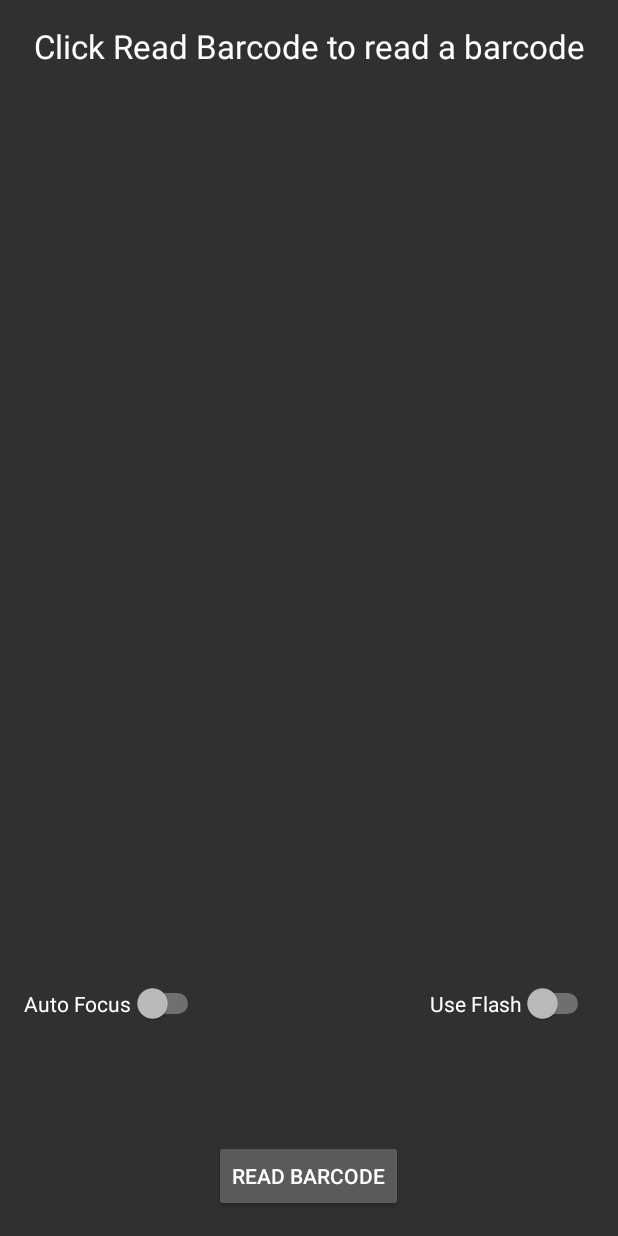
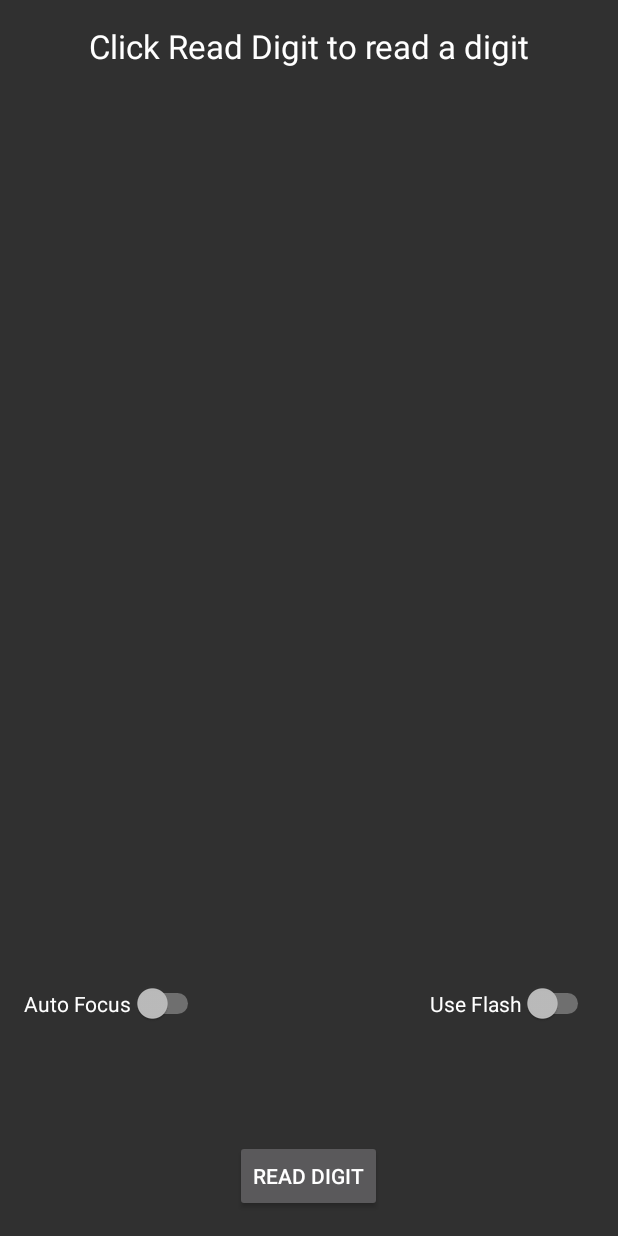
Before and after one commit to KazankovMarch/DigitReader, an Android app: the screen it shows after launch (MainActivity), on a phone screen of 412 x 824 dp. Run offline under Robolectric (Android 15) with nearby library versions, the phone set to English and light mode, and no system bars.

Commit message:
Digit stub

```diff
--- a/app/build.gradle
+++ b/app/build.gradle
@@ -19,9 +19,9 @@ android {
     }
 }
 
+
 dependencies {
     implementation 'com.android.support:support-annotations:28.0.0'
-
     implementation fileTree(dir: 'libs', include: ['*.jar'])
     implementation 'com.android.support:support-v4:24.2.0'
     // Important - the CameraSource implementation in this project requires version 8.1 or higher.
--- a/app/src/main/AndroidManifest.xml
+++ b/app/src/main/AndroidManifest.xml
@@ -32,7 +32,7 @@
             </intent-filter>
         </activity>
 
-        <activity android:name=".BarcodeCaptureActivity"
+        <activity android:name=".DigitCaptureActivity"
             android:label="Read Barcode"/>
     </application>
 
--- a/app/src/main/java/ru/akazankov/digitreader/MainActivity.java
+++ b/app/src/main/java/ru/akazankov/digitreader/MainActivity.java
@@ -25,11 +25,10 @@ import android.widget.CompoundButton;
 import android.widget.TextView;
 
 import com.google.android.gms.common.api.CommonStatusCodes;
-import com.google.android.gms.vision.barcode.Barcode;
 
 /**
  * Main activity demonstrating how to pass extra parameters to an activity that
- * reads barcodes.
+ * reads digits.
  */
 public class MainActivity extends Activity implements View.OnClickListener {
 
@@ -37,10 +36,10 @@ public class MainActivity extends Activity implements View.OnClickListener {
     private CompoundButton autoFocus;
     private CompoundButton useFlash;
     private TextView statusMessage;
-    private TextView barcodeValue;
+    private TextView digitValue;
 
     private static final int RC_BARCODE_CAPTURE = 9001;
-    private static final String TAG = "BarcodeMain";
+    private static final String TAG = "DigitMain";
 
     @Override
     protected void onCreate(Bundle savedInstanceState) {
@@ -48,12 +47,12 @@ public class MainActivity extends Activity implements View.OnClickListener {
         setContentView(R.layout.activity_main);
 
         statusMessage = (TextView)findViewById(R.id.status_message);
-        barcodeValue = (TextView)findViewById(R.id.barcode_value);
+        digitValue = (TextView)findViewById(R.id.digit_value);
 
         autoFocus = (CompoundButton) findViewById(R.id.auto_focus);
         useFlash = (CompoundButton) findViewById(R.id.use_flash);
 
-        findViewById(R.id.read_barcode).setOnClickListener(this);
+        findViewById(R.id.read_digit).setOnClickListener(this);
     }
 
     /**
@@ -63,11 +62,11 @@ public class MainActivity extends Activity implements View.OnClickListener {
      */
     @Override
     public void onClick(View v) {
-        if (v.getId() == R.id.read_barcode) {
-            // launch barcode activity.
-            Intent intent = new Intent(this, BarcodeCaptureActivity.class);
-            intent.putExtra(BarcodeCaptureActivity.AutoFocus, autoFocus.isChecked());
-            intent.putExtra(BarcodeCaptureActivity.UseFlash, useFlash.isChecked());
+        if (v.getId() == R.id.read_digit) {
+            // launch digit activity.
+            Intent intent = new Intent(this, DigitCaptureActivity.class);
+            intent.putExtra(DigitCaptureActivity.AutoFocus, autoFocus.isChecked());
+            intent.putExtra(DigitCaptureActivity.UseFlash, useFlash.isChecked());
 
             startActivityForResult(intent, RC_BARCODE_CAPTURE);
         }
@@ -101,16 +100,16 @@ public class MainActivity extends Activity implements View.OnClickListener {
         if (requestCode == RC_BARCODE_CAPTURE) {
             if (resultCode == CommonStatusCodes.SUCCESS) {
                 if (data != null) {
-                    Barcode barcode = data.getParcelableExtra(BarcodeCaptureActivity.BarcodeObject);
-                    statusMessage.setText(R.string.barcode_success);
-                    barcodeValue.setText(barcode.displayValue);
-                    Log.d(TAG, "Barcode read: " + barcode.displayValue);
+                    Digit digit = data.getParcelableExtra(DigitCaptureActivity.DigitObject);
+                    statusMessage.setText(R.string.digit_success);
+                    digitValue.setText(digit.displayValue);
+                    Log.d(TAG, "Digit read: " + digit.displayValue);
                 } else {
-                    statusMessage.setText(R.string.barcode_failure);
-                    Log.d(TAG, "No barcode captured, intent data is null");
+                    statusMessage.setText(R.string.digit_failure);
+                    Log.d(TAG, "No digit captured, intent data is null");
                 }
             } else {
-                statusMessage.setText(String.format(getString(R.string.barcode_error),
+                statusMessage.setText(String.format(getString(R.string.digit_error),
                         CommonStatusCodes.getStatusCodeString(resultCode)));
             }
         }
--- a/app/src/main/res/layout-land-v17/activity_main.xml
+++ b/app/src/main/res/layout-land-v17/activity_main.xml
@@ -11,7 +11,7 @@
         android:layout_width="match_parent"
         android:layout_height="wrap_content"
         android:textAppearance="?android:attr/textAppearanceLarge"
-        android:text="@string/barcode_header"
+        android:text="@string/digit_header"
         android:id="@+id/status_message"
         android:layout_alignParentEnd="true"
         android:textAlignment="center"
@@ -21,7 +21,7 @@
         android:layout_width="wrap_content"
         android:layout_height="wrap_content"
         android:textAppearance="?android:attr/textAppearanceLarge"
-        android:id="@+id/barcode_value"
+        android:id="@+id/digit_value"
         android:layout_below="@+id/status_message"
         android:layout_alignParentStart="true"
         android:layout_marginTop="110dp"
@@ -30,8 +30,8 @@
     <Button
         android:layout_width="wrap_content"
         android:layout_height="wrap_content"
-        android:text="@string/read_barcode"
-        android:id="@+id/read_barcode"
+        android:text="@string/read_digit"
+        android:id="@+id/read_digit"
         android:layout_alignParentBottom="true"
         android:layout_centerHorizontal="true" />
 
@@ -40,7 +40,7 @@
         android:layout_height="wrap_content"
         android:text="@string/auto_focus"
         android:id="@+id/auto_focus"
-        android:layout_above="@+id/read_barcode"
+        android:layout_above="@+id/read_digit"
         android:layout_alignParentStart="true"
         android:layout_marginBottom="77dp"
         android:checked="false" />
@@ -51,7 +51,7 @@
         android:text="@string/use_flash"
         android:id="@+id/use_flash"
         android:layout_alignTop="@+id/auto_focus"
-        android:layout_alignEnd="@+id/barcode_value"
+        android:layout_alignEnd="@+id/digit_value"
         android:checked="false" />
 
 </RelativeLayout>
--- a/app/src/main/res/layout-land/activity_main.xml
+++ b/app/src/main/res/layout-land/activity_main.xml
@@ -11,7 +11,7 @@
         android:layout_width="match_parent"
         android:layout_height="wrap_content"
         android:textAppearance="?android:attr/textAppearanceLarge"
-        android:text="@string/barcode_header"
+        android:text="@string/digit_header"
         android:id="@+id/status_message"
         android:layout_alignParentRight="true"
         android:layout_alignParentEnd="true"
@@ -21,7 +21,7 @@
         android:layout_width="wrap_content"
         android:layout_height="wrap_content"
         android:textAppearance="?android:attr/textAppearanceLarge"
-        android:id="@+id/barcode_value"
+        android:id="@+id/digit_value"
         android:layout_below="@+id/status_message"
         android:layout_alignParentLeft="true"
         android:layout_alignParentStart="true"
@@ -32,8 +32,8 @@
     <Button
         android:layout_width="wrap_content"
         android:layout_height="wrap_content"
-        android:text="@string/read_barcode"
-        android:id="@+id/read_barcode"
+        android:text="@string/read_digit"
+        android:id="@+id/read_digit"
         android:layout_alignParentBottom="true"
         android:layout_centerHorizontal="true" />
 
@@ -42,7 +42,7 @@
         android:layout_height="wrap_content"
         android:text="@string/auto_focus"
         android:id="@+id/auto_focus"
-        android:layout_above="@+id/read_barcode"
+        android:layout_above="@+id/read_digit"
         android:layout_alignParentLeft="true"
         android:layout_alignParentStart="true"
         android:layout_marginBottom="77dp"
@@ -54,8 +54,8 @@
         android:text="@string/use_flash"
         android:id="@+id/use_flash"
         android:layout_alignTop="@+id/auto_focus"
-        android:layout_alignRight="@+id/barcode_value"
-        android:layout_alignEnd="@+id/barcode_value"
+        android:layout_alignRight="@+id/digit_value"
+        android:layout_alignEnd="@+id/digit_value"
         android:checked="false" />
 
 </RelativeLayout>
--- a/app/src/main/res/layout-v17/activity_main.xml
+++ b/app/src/main/res/layout-v17/activity_main.xml
@@ -11,7 +11,7 @@
         android:layout_width="match_parent"
         android:layout_height="wrap_content"
         android:textAppearance="?android:attr/textAppearanceLarge"
-        android:text="@string/barcode_header"
+        android:text="@string/digit_header"
         android:id="@+id/status_message"
         android:layout_alignParentEnd="true"
         android:textAlignment="center"
@@ -21,7 +21,7 @@
         android:layout_width="wrap_content"
         android:layout_height="wrap_content"
         android:textAppearance="?android:attr/textAppearanceLarge"
-        android:id="@+id/barcode_value"
+        android:id="@+id/digit_value"
         android:layout_below="@+id/status_message"
         android:layout_alignParentStart="true"
         android:layout_marginTop="110dp"
@@ -30,8 +30,8 @@
     <Button
         android:layout_width="wrap_content"
         android:layout_height="wrap_content"
-        android:text="@string/read_barcode"
-        android:id="@+id/read_barcode"
+        android:text="@string/read_digit"
+        android:id="@+id/read_digit"
         android:layout_alignParentBottom="true"
         android:layout_centerHorizontal="true" />
 
@@ -40,7 +40,7 @@
         android:layout_height="wrap_content"
         android:text="@string/auto_focus"
         android:id="@+id/auto_focus"
-        android:layout_above="@+id/read_barcode"
+        android:layout_above="@+id/read_digit"
         android:layout_alignParentStart="true"
         android:layout_marginBottom="77dp"
         android:checked="false" />
@@ -51,7 +51,7 @@
         android:text="@string/use_flash"
         android:id="@+id/use_flash"
         android:layout_alignTop="@+id/auto_focus"
-        android:layout_alignEnd="@+id/barcode_value"
+        android:layout_alignEnd="@+id/digit_value"
         android:checked="false" />
 
 </RelativeLayout>
--- a/app/src/main/res/layout/activity_main.xml
+++ b/app/src/main/res/layout/activity_main.xml
@@ -11,7 +11,7 @@
         android:layout_width="match_parent"
         android:layout_height="wrap_content"
         android:textAppearance="?android:attr/textAppearanceLarge"
-        android:text="@string/barcode_header"
+        android:text="@string/digit_header"
         android:id="@+id/status_message"
         android:layout_alignParentRight="true"
         android:layout_alignParentEnd="true"
@@ -21,7 +21,7 @@
         android:layout_width="wrap_content"
         android:layout_height="wrap_content"
         android:textAppearance="?android:attr/textAppearanceLarge"
-        android:id="@+id/barcode_value"
+        android:id="@+id/digit_value"
         android:layout_below="@+id/status_message"
         android:layout_alignParentLeft="true"
         android:layout_alignParentStart="true"
@@ -32,8 +32,8 @@
     <Button
         android:layout_width="wrap_content"
         android:layout_height="wrap_content"
-        android:text="@string/read_barcode"
-        android:id="@+id/read_barcode"
+        android:text="@string/read_digit"
+        android:id="@+id/read_digit"
         android:layout_alignParentBottom="true"
         android:layout_centerHorizontal="true" />
 
@@ -42,7 +42,7 @@
         android:layout_height="wrap_content"
         android:text="@string/auto_focus"
         android:id="@+id/auto_focus"
-        android:layout_below="@+id/barcode_value"
+        android:layout_below="@+id/digit_value"
         android:layout_alignParentLeft="true"
         android:layout_alignParentStart="true"
         android:layout_marginTop="66dp"
--- a/app/src/main/res/layout/barcode_capture.xml
+++ b/app/src/main/res/layout/digit_capture.xml
@@ -18,6 +18,6 @@
         android:layout_width="match_parent"
         android:layout_height="match_parent" />
 
-  </ru.akazankov.digitreader.ui.camera.CameraSourcePreview>
+  </ru.akazankov.digitreader.ui.camera.CameraSourcePreview>e
 
 </LinearLayout>
--- a/app/src/main/res/values/strings.xml
+++ b/app/src/main/res/values/strings.xml
@@ -4,12 +4,12 @@
     <string name="permission_camera_rationale">Access to the camera is needed for detection</string>
     <string name="no_camera_permission">This application cannot run because it does not have the camera permission.  The application will now exit.</string>
     <string name="low_storage_error">Face detector dependencies cannot be downloaded due to low device storage</string>
-    <string name="title_activity_main">Barcode Reader Sample</string>
-    <string name="barcode_header">Click &quot;Read Barcode&quot; to read a barcode</string>
-    <string name="read_barcode">Read Barcode</string>
+    <string name="title_activity_main">Digit Reader Sample</string>
+    <string name="digit_header">Click &quot;Read Digit&quot; to read a digit</string>
+    <string name="read_digit">Read Digit</string>
     <string name="auto_focus">Auto Focus</string>
     <string name="use_flash">Use Flash</string>
-    <string name="barcode_success">Barcode read successfully</string>
-    <string name="barcode_failure">No barcode captured</string>
-    <string name="barcode_error">"Error reading barcode: %1$s"</string>
+    <string name="digit_success">Digit read successfully</string>
+    <string name="digit_failure">No digit captured</string>
+    <string name="digit_error">"Error reading digit: %1$s"</string>
 </resources>
```
Also changed, not shown: app/src/main/java/ru/akazankov/digitreader/Digit.java (added, +60 -0 lines), app/src/main/java/ru/akazankov/digitreader/DigitCaptureActivity.java (renamed from app/src/main/java/ru/akazankov/digitreader/BarcodeCaptureActivity.java, +33 -42 lines), app/src/main/java/ru/akazankov/digitreader/DigitDetector.java (added, +47 -0 lines), app/src/main/java/ru/akazankov/digitreader/DigitGraphic.java (renamed from app/src/main/java/ru/akazankov/digitreader/BarcodeGraphic.java, +16 -17 lines), app/src/main/java/ru/akazankov/digitreader/DigitGraphicTracker.java (renamed from app/src/main/java/ru/akazankov/digitreader/BarcodeGraphicTracker.java, +17 -18 lines), app/src/main/java/ru/akazankov/digitreader/DigitTrackerFactory.java (renamed from app/src/main/java/ru/akazankov/digitreader/BarcodeTrackerFactory.java, +9 -10 lines), app/src/main/res/layout-land/digit_capture.xml (renamed from app/src/main/res/layout-land/barcode_capture.xml).
